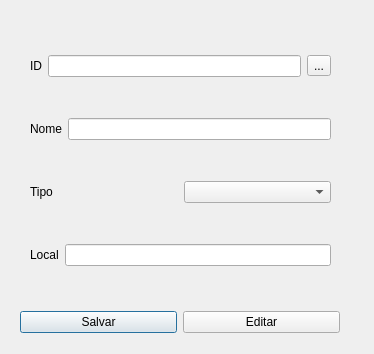
This is gerenciadispositivo.ui in brunosr1985/TCC_NayBru as Qt 5 draws it before an edit. The edited form follows.
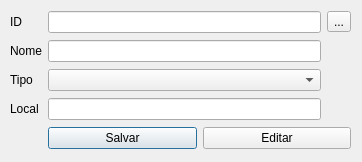
This is the edited form. Icons and pictures are not drawn.

What changed in the file:
```diff
--- a/gerenciadispositivo.ui
+++ b/gerenciadispositivo.ui
@@ -6,8 +6,8 @@
    <rect>
     <x>0</x>
     <y>0</y>
-    <width>374</width>
-    <height>354</height>
+    <width>362</width>
+    <height>162</height>
    </rect>
   </property>
   <property name="sizePolicy">
@@ -18,42 +18,40 @@
   </property>
   <property name="minimumSize">
    <size>
-    <width>374</width>
-    <height>354</height>
+    <width>362</width>
+    <height>162</height>
    </size>
   </property>
   <property name="maximumSize">
    <size>
-    <width>374</width>
-    <height>354</height>
+    <width>362</width>
+    <height>162</height>
    </size>
   </property>
   <property name="windowTitle">
    <string>Buscar Ativos</string>
   </property>
-  <widget class="QWidget" name="layoutWidget">
+  <widget class="QWidget" name="">
    <property name="geometry">
     <rect>
-     <x>30</x>
-     <y>20</y>
-     <width>301</width>
-     <height>281</height>
+     <x>10</x>
+     <y>10</y>
+     <width>341</width>
+     <height>141</height>
     </rect>
    </property>
-   <layout class="QVBoxLayout" name="verticalLayout">
-    <item>
-     <layout class="QHBoxLayout" name="horizontalLayout_2">
-      <item>
+   <layout class="QGridLayout" name="gridLayout">
+    <item row="0" column="0">
        <widget class="QLabel" name="label">
         <property name="text">
          <string>ID</string>
         </property>
        </widget>
       </item>
-      <item>
+    <item row="0" column="1">
        <widget class="QLineEdit" name="lineID"/>
       </item>
-      <item>
+    <item row="0" column="2">
        <widget class="QToolButton" name="toolButton">
         <property name="text">
          <string>...</string>
@@ -64,32 +62,24 @@
         </property>
        </widget>
       </item>
-     </layout>
-    </item>
-    <item>
-     <layout class="QHBoxLayout" name="horizontalLayout_3">
-      <item>
+    <item row="1" column="0">
        <widget class="QLabel" name="label_2">
         <property name="text">
          <string>Nome</string>
         </property>
        </widget>
       </item>
-      <item>
+    <item row="1" column="1">
        <widget class="QLineEdit" name="lineNome"/>
       </item>
-     </layout>
-    </item>
-    <item>
-     <layout class="QHBoxLayout" name="horizontalLayout_4">
-      <item>
+    <item row="2" column="0">
        <widget class="QLabel" name="label_3">
         <property name="text">
          <string>Tipo</string>
         </property>
        </widget>
       </item>
-      <item>
+    <item row="2" column="1">
        <widget class="QComboBox" name="comboTipo">
         <property name="maxVisibleItems">
          <number>5</number>
@@ -99,33 +89,17 @@
         </property>
        </widget>
       </item>
-     </layout>
-    </item>
-    <item>
-     <layout class="QHBoxLayout" name="horizontalLayout_5">
-      <item>
+    <item row="3" column="0">
        <widget class="QLabel" name="label_4">
         <property name="text">
          <string>Local</string>
         </property>
        </widget>
       </item>
-      <item>
+    <item row="3" column="1">
        <widget class="QLineEdit" name="lineLocal"/>
       </item>
-     </layout>
-    </item>
-   </layout>
-  </widget>
-  <widget class="QWidget" name="layoutWidget_2">
-   <property name="geometry">
-    <rect>
-     <x>20</x>
-     <y>310</y>
-     <width>320</width>
-     <height>25</height>
-    </rect>
-   </property>
+    <item row="4" column="1" colspan="2">
    <layout class="QHBoxLayout" name="horizontalLayout">
     <item>
      <widget class="QPushButton" name="pushButton_2">
@@ -140,6 +114,8 @@
        <string>Editar</string>
       </property>
      </widget>
+      </item>
+     </layout>
     </item>
    </layout>
   </widget>
```
Lines whose indentation alone changed are shown as unchanged.
